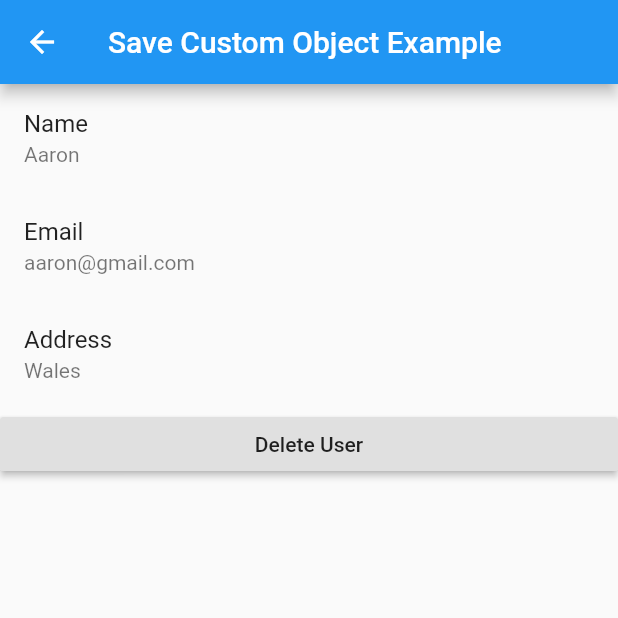
After one commit to sharmadhiraj/flutter_examples, a Flutter app: the SaveCustomObjectExampleScreen screen opened directly, after a tap on "Save User", on a phone screen of 412 x 824 dp, the top half of it. The commit adds this screen. Run offline on Flutter 3.47's test engine with Material 2 defaults, Android fonts, the phone set to English and light mode, and no system bars; our stand-ins replace geolocator, shared_preferences; missing offline and left inert: flutter_webview_plugin, geocoder; accounts and stored records are empty.

Commit message:
Implement save custom object example.

```diff
--- a/lib/list.dart
+++ b/lib/list.dart
@@ -2,6 +2,7 @@ import 'package:flutter/material.dart';
 import 'package:flutter_examples/screens/color_utils.dart';
 import 'package:flutter_examples/screens/custom_appbar_theme.dart';
 import 'package:flutter_examples/screens/dynamic_key_josn.dart';
+import 'package:flutter_examples/screens/save_custom_object.dart';
 import 'package:flutter_examples/screens/splash.dart';
 
 import 'model/screen.dart';
@@ -181,6 +182,11 @@ class ListScreen extends StatelessWidget {
         "AppBar with custom theme color. This can be useful to create different screen with different theme.",
         CustomAppBarThemeExample(),
       ),
+    Screen(
+    "Save Custom Object",
+    "Save Custom Object to Shared Preferences.",
+    SaveCustomObjectExampleScreen(),
+    ),
     ];
     screens.sort((a, b) => a.title.compareTo(b.title));
     return screens;
--- /dev/null
+++ b/lib/model/user.dart
@@ -0,0 +1,21 @@
+class User {
+  final String name, email, address;
+
+  User(
+    this.name,
+    this.email,
+    this.address,
+  );
+
+  factory User.fromJson(Map<String, dynamic> json) {
+    return User(
+      json['name'],
+      json['email'],
+      json['address'],
+    );
+  }
+
+  Map<String, dynamic> toJson() {
+    return {'name': name, 'email': email, 'address': address};
+  }
+}
--- /dev/null
+++ b/lib/screens/save_custom_object.dart
@@ -0,0 +1,99 @@
+import 'dart:convert';
+
+import 'package:flutter/material.dart';
+import 'package:flutter_examples/model/user.dart';
+import 'package:flutter_examples/util/method.dart';
+import 'package:shared_preferences/shared_preferences.dart';
+
+class SaveCustomObjectExampleScreen extends StatefulWidget {
+  @override
+  _SaveCustomObjectExampleScreenState createState() =>
+      _SaveCustomObjectExampleScreenState();
+}
+
+class _SaveCustomObjectExampleScreenState
+    extends State<SaveCustomObjectExampleScreen> {
+  User _user;
+
+  @override
+  void initState() {
+    super.initState();
+    _getUser().then((value) => setState(() => _user = value));
+  }
+
+  @override
+  Widget build(BuildContext context) {
+    return Scaffold(
+      appBar: AppBar(title: Text('Save Custom Object Example')),
+      body: Column(
+        crossAxisAlignment: CrossAxisAlignment.stretch,
+        children: [
+          _buildUser(),
+          _user == null
+              ? RaisedButton(
+                  onPressed: () {
+                    _saveUser();
+                    navigate(context, SaveCustomObjectExampleScreen(),
+                        finish: true);
+                  },
+                  child: Text("Save User"),
+                )
+              : RaisedButton(
+                  onPressed: () {
+                    _deleteUser();
+                    navigate(context, SaveCustomObjectExampleScreen(),
+                        finish: true);
+                  },
+                  child: Text("Delete User"),
+                )
+        ],
+      ),
+    );
+  }
+
+  Widget _buildUser() {
+    if (_user == null) {
+      return Center(
+          child: Padding(
+        padding: const EdgeInsets.all(16),
+        child: Text("No user saved"),
+      ));
+    } else {
+      return Column(
+        children: [
+          ListTile(
+            title: Text("Name"),
+            subtitle: Text(_user.name),
+          ),
+          ListTile(
+            title: Text("Email"),
+            subtitle: Text(_user.email),
+          ),
+          ListTile(
+            title: Text("Address"),
+            subtitle: Text(_user.address),
+          ),
+        ],
+      );
+    }
+  }
+
+  Future<void> _saveUser() async {
+    SharedPreferences prefs = await SharedPreferences.getInstance();
+    User user = User("Aaron", "aaron@gmail.com", "Wales");
+    await prefs.setString('user', json.encode(user.toJson()));
+  }
+
+  Future<User> _getUser() async {
+    SharedPreferences prefs = await SharedPreferences.getInstance();
+    if (prefs.containsKey("user")) {
+      return User.fromJson(json.decode(prefs.getString("user")));
+    }
+    return null;
+  }
+
+  Future<void> _deleteUser() async {
+    SharedPreferences prefs = await SharedPreferences.getInstance();
+    await prefs.remove("user");
+  }
+}
--- a/lib/util/method.dart
+++ b/lib/util/method.dart
@@ -1,8 +1,15 @@
 import 'package:flutter/material.dart';
 
-void navigate(BuildContext context, Widget widget) {
-  Navigator.push(
-    context,
-    MaterialPageRoute(builder: (context) => widget),
-  );
+void navigate(BuildContext context, Widget widget, {bool finish = false}) {
+  if (finish) {
+    Navigator.pushReplacement(
+      context,
+      MaterialPageRoute(builder: (context) => widget),
+    );
+  } else {
+    Navigator.push(
+      context,
+      MaterialPageRoute(builder: (context) => widget),
+    );
+  }
 }
--- a/pubspec.yaml
+++ b/pubspec.yaml
@@ -27,6 +27,7 @@ dependencies:
   geolocator: ^5.0.1
   http: ^0.12.2
   url_launcher: ^5.7.2
+  shared_preferences: ^0.5.12
 
 dev_dependencies:
   flutter_test:
```
Also changed, not shown: pubspec.lock, 1 other file.
